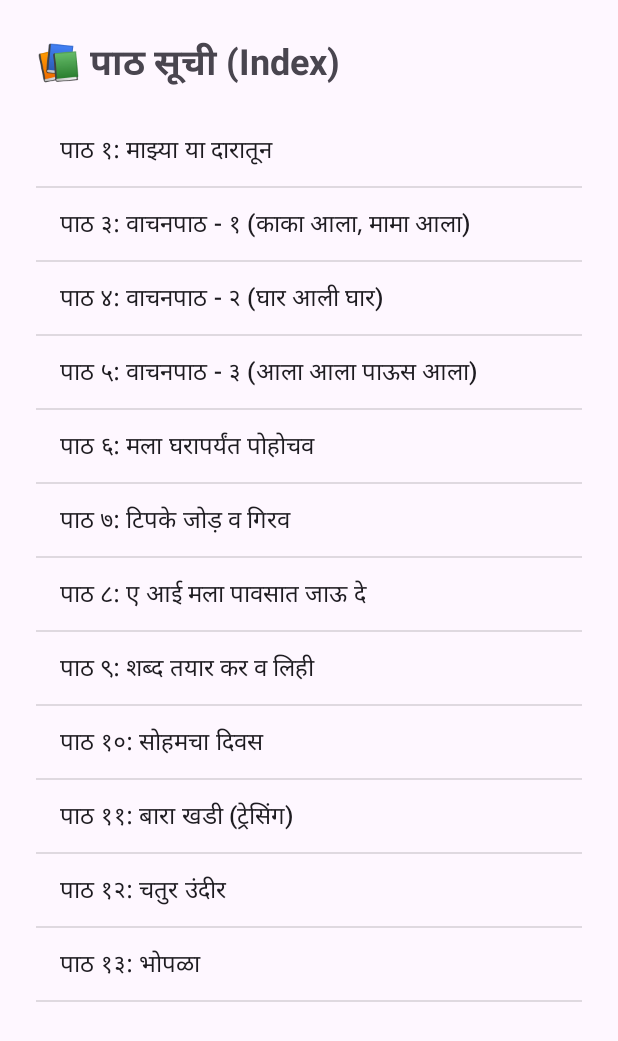
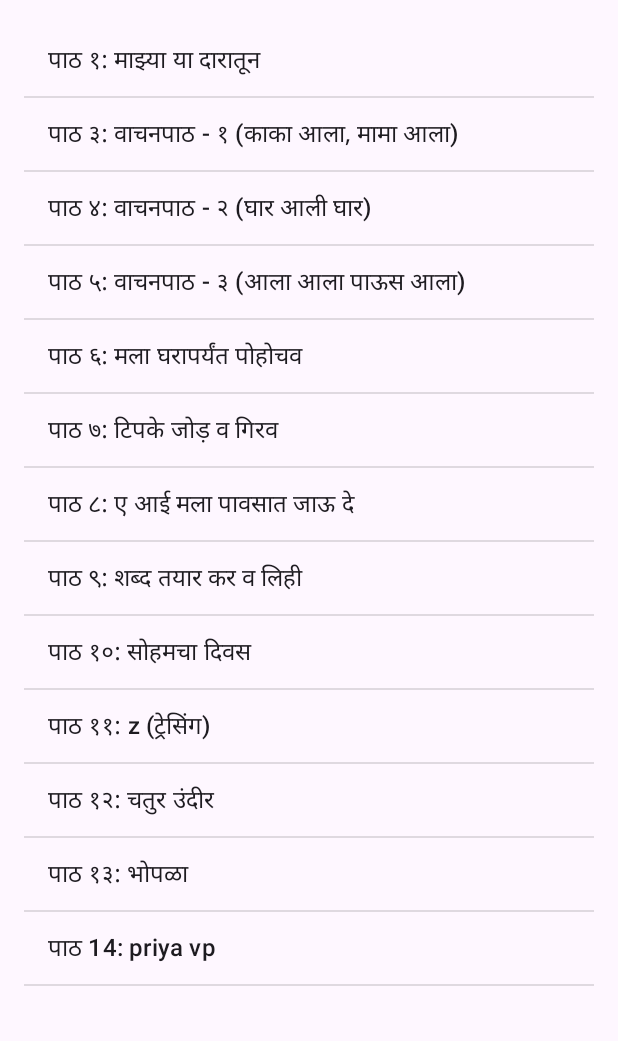
Before and after one commit to falakshivangi/my-page1, an Android app: the screen it shows after launch (IndexActivity), on a phone screen of 412 x 824 dp. Shown: the top 1041 px of the screen. Run offline under Robolectric (Android 15) with nearby library versions, the phone set to English and light mode, and no system bars.

Commit message:
second 2

```diff
--- a/app/src/main/AndroidManifest.xml
+++ b/app/src/main/AndroidManifest.xml
@@ -67,6 +67,11 @@
     </activity >
 
         <activity
+            android:name=".GhaarExerciseActivity"
+            android:exported="true" >
+        </activity >
+
+        <activity
             android:name=".IndexActivity"
             android:exported="true">
 
--- a/app/src/main/java/com/spark/mypage1/IndexActivity.java
+++ b/app/src/main/java/com/spark/mypage1/IndexActivity.java
@@ -19,9 +19,10 @@ public class IndexActivity extends AppCompatActivity {
             "पाठ ८: ए आई मला पावसात जाऊ दे",
             "पाठ ९: शब्द तयार कर व लिही",
             "पाठ १०: सोहमचा दिवस",
-            "पाठ ११: बारा खडी (ट्रेसिंग)",
+            "पाठ ११: z (ट्रेसिंग)",
             "पाठ १२: चतुर उंदीर",
-            "पाठ १३: भोपळा"   // ✅ New Lesson Added
+            "पाठ १३: भोपळा",
+            "पाठ 14: priya vp"  , // ✅ New Lesson Added
     };
 
     @Override
@@ -41,13 +42,13 @@ public class IndexActivity extends AppCompatActivity {
                     startActivity(new Intent(IndexActivity.this, QuizActivity.class));
                     break;
                 case 1:
-                    startActivity(new Intent(IndexActivity.this, ExercisePome2Activity.class));
+                    startActivity(new Intent(IndexActivity.this, reading.class));
                     break;
                 case 2:
-                    startActivity(new Intent(IndexActivity.this, reading.class));
+                    startActivity(new Intent(IndexActivity.this, exerciseActivity.class));
                     break;
                 case 3:
-                    startActivity(new Intent(IndexActivity.this, exerciseActivity.class));
+                    startActivity(new Intent(IndexActivity.this, ExercisePome2Activity.class));
                     break;
                 case 4:
                     startActivity(new Intent(IndexActivity.this, TracingActivity.class));
@@ -73,6 +74,11 @@ public class IndexActivity extends AppCompatActivity {
                 case 11:
                     startActivity(new Intent(IndexActivity.this, BhoplaQuizActivity.class)); // ✅ New भोपळा Activity
                     break;
+                    case 12:
+                    startActivity(new Intent(IndexActivity.this, GhaarExerciseActivity.class)); // ✅ New भोपळा Activity
+                    break;
+
+
                 default:
                     Toast.makeText(this, "लवकरच उपलब्ध होईल!", Toast.LENGTH_SHORT).show();
                     break;
--- a/app/src/main/res/layout/activity_indexpage.xml
+++ b/app/src/main/res/layout/activity_indexpage.xml
@@ -1,20 +1,13 @@
 <?xml version="1.0" encoding="utf-8"?>
-<LinearLayout xmlns:android="http://schemas.android.com/apk/res/android"
+<LinearLayout
+    xmlns:android="http://schemas.android.com/apk/res/android"
+    android:layout_width="match_parent"
+    android:layout_height="match_parent"
     android:orientation="vertical"
-    android:padding="24dp"
-    android:layout_width="match_parent"
-    android:layout_height="match_parent">
-
-    <TextView
-        android:text="📚 पाठ सूची (Index)"
-        android:textSize="24sp"
-        android:textStyle="bold"
-        android:layout_marginBottom="16dp"
-        android:layout_width="wrap_content"
-        android:layout_height="wrap_content" />
+    android:padding="16dp">
 
     <ListView
         android:id="@+id/lessonListView"
         android:layout_width="match_parent"
-        android:layout_height="match_parent" />
+        android:layout_height="match_parent"/>
 </LinearLayout>
```
Also changed, not shown: app/src/main/java/com/spark/mypage1/GhaarExerciseActivity.java (added, +57 -0 lines), app/src/main/res/layout/priya.xml (added, +94 -0 lines).
